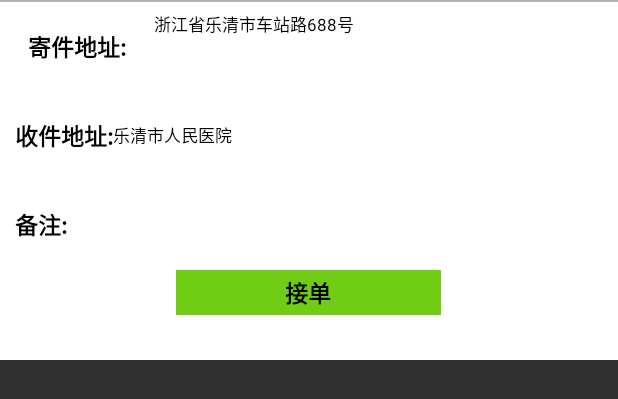
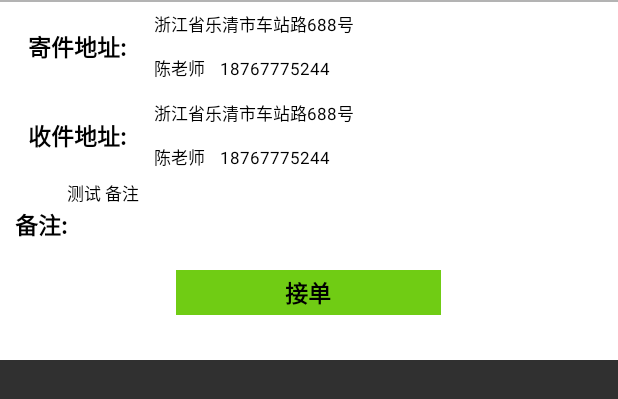
Before and after one commit to zhengyi321/GoToPaoTui, an Android app: the layout fragment_activity_main_getorder_xrv_item_lly.xml on its own in the app's theme, with its tools: preview values and no code run, on a phone screen of 412 x 824 dp. Shown: the top 399 px of the screen. Run offline under Robolectric (Android 15) with nearby library versions, the phone set to English and light mode, and no system bars.

Commit message:
修改了自动接单 的layout

```diff
--- a/app/src/main/java/com/zoutu/gotopaotui/ActivityMain/FragmentGetOrder/MainGetOrderFragmentRecycleViewAdapter.java
+++ b/app/src/main/java/com/zoutu/gotopaotui/ActivityMain/FragmentGetOrder/MainGetOrderFragmentRecycleViewAdapter.java
@@ -7,6 +7,7 @@ import android.view.LayoutInflater;
 import android.view.View;
 import android.view.ViewGroup;
 import android.widget.RelativeLayout;
+import android.widget.TextView;
 
 import com.zoutu.gotolibrary.Bean.AngleGetOrderBean;
 import com.zoutu.gotopaotui.NetWork.AngleOrderNetWorks;
@@ -49,6 +50,12 @@ public class MainGetOrderFragmentRecycleViewAdapter extends RecyclerView.Adapter
     @Override
     public void onBindViewHolder(ItemViewHolder holder, int position) {
         holder.pos = position;
+        holder.tvMainGetOrderXRVItemToAddr.setText(list.get(position).getClientaddrAddr());
+        holder.tvMainGetOrderXRVItemToName.setText(list.get(position).getClientaddrName());
+        holder.tvMainGetOrderXRVItemToTel.setText(list.get(position).getClientaddrTel());
+        holder.tvMainGetOrderXRVItemGetAddr.setText(list.get(position).getClientaddrAddr1());
+        holder.tvMainGetOrderXRVItemToAddr.setText(list.get(position).getClientaddr1Name());
+        holder.tvMainGetOrderXRVItemToAddr.setText(list.get(position).getLientaddr1Tel());
     }
 
     @Override
@@ -59,6 +66,19 @@ public class MainGetOrderFragmentRecycleViewAdapter extends RecyclerView.Adapter
 
     public class ItemViewHolder extends RecyclerView.ViewHolder{
         int pos = 0;
+        @BindView(R.id.tv_main_getorder_xrv_item_toaddr)
+        TextView tvMainGetOrderXRVItemToAddr;
+        @BindView(R.id.tv_main_getorder_xrv_item_toname)
+        TextView tvMainGetOrderXRVItemToName;
+        @BindView(R.id.tv_main_getorder_xrv_item_totel)
+        TextView tvMainGetOrderXRVItemToTel;
+        @BindView(R.id.tv_main_getorder_xrv_item_getaddr)
+        TextView tvMainGetOrderXRVItemGetAddr;
+        @BindView(R.id.tv_main_getorder_xrv_item_getname)
+        TextView tvMainGetOrderXRVItemGetName;
+        @BindView(R.id.tv_main_getorder_xrv_item_gettel)
+        TextView tvMainGetOrderXRVItemGetTel;
+        /*接单并提交*/
         @BindView(R.id.rly_main_getorder_getordersubmit)
         RelativeLayout rlyMainGetOrderGetOrderSubmit;
         @OnClick(R.id.rly_main_getorder_getordersubmit)
@@ -66,6 +86,7 @@ public class MainGetOrderFragmentRecycleViewAdapter extends RecyclerView.Adapter
             AngleOrderNetWorks angleOrderNetWorks = new AngleOrderNetWorks();
            /* angleOrderNetWorks.getOrderFromNet(list.get(pos));*/
         }
+        /*接单并提交*/
 
         public ItemViewHolder(View view){
             super(view);
--- a/app/src/main/res/layout/fragment_activity_main_getorder_xrv_item_lly.xml
+++ b/app/src/main/res/layout/fragment_activity_main_getorder_xrv_item_lly.xml
@@ -57,11 +57,28 @@
                 android:layout_width="match_parent"
                 android:layout_height="@dimen/zero"
                 android:layout_weight="1"
+                android:orientation="horizontal"
                 >
+
                 <TextView
+                    android:id="@+id/tv_main_getorder_xrv_item_toname"
                     android:layout_width="wrap_content"
                     android:layout_height="wrap_content"
-
+                    android:text="陈老师"
+                    android:textSize="@dimen/dimen_main_getorder_content_content_word_size"
+                    android:textColor="@color/main_getorder_content_word_black_bg"
+                    android:layout_gravity="center_vertical"
+                    />
+                <TextView
+                    android:id="@+id/tv_main_getorder_xrv_item_totel"
+                    android:layout_width="wrap_content"
+                    android:layout_height="wrap_content"
+                    android:text="18767775244"
+                    android:textSize="@dimen/dimen_main_getorder_content_content_word_size"
+                    android:textColor="@color/main_getorder_content_word_black_bg"
+                    android:layout_span="2"
+                    android:layout_marginLeft="@dimen/dimen_main_getorder_content_margin_left_size"
+                    android:layout_gravity="center_vertical"
                     />
 
             </LinearLayout>
@@ -74,8 +91,12 @@
         android:layout_height="@dimen/zero"
         android:layout_weight="1"
         >
+        <RelativeLayout
+            android:layout_width="@dimen/zero"
+            android:layout_height="match_parent"
+            android:layout_weight="1"
+            >
         <TextView
-
             android:layout_width="wrap_content"
             android:layout_height="wrap_content"
             android:text="@string/getaddr"
@@ -84,24 +105,70 @@
             android:textColor="@color/main_getorder_topbar_black_word_size"
             android:textStyle="bold"
             android:layout_marginLeft="@dimen/dimen_main_getorder_content_margin_left_size"
+            android:layout_centerInParent="true"
             />
-        <TextView
-            android:id="@+id/tv_main_getorder_xrv_item_getaddr"
-            android:layout_width="wrap_content"
-            android:layout_height="wrap_content"
-            android:text="乐清市人民医院"
-            android:textColor="@color/main_getorder_content_word_black_bg"
-            android:textSize="@dimen/dimen_main_getorder_content_content_word_size"
-            android:layout_gravity="center_vertical"
-            />
+        </RelativeLayout>
+        <LinearLayout
+            android:layout_width="@dimen/zero"
+            android:layout_height="match_parent"
+            android:layout_weight="3"
+            android:orientation="vertical"
+            >
+            <LinearLayout
+                android:layout_width="match_parent"
+                android:layout_height="@dimen/zero"
+                android:layout_weight="1"
+                >
+                <TextView
+                    android:id="@+id/tv_main_getorder_xrv_item_getaddr"
+                    android:layout_width="wrap_content"
+                    android:layout_height="wrap_content"
+                    android:text="浙江省乐清市车站路688号"
+                    android:textColor="@color/main_getorder_content_word_black_bg"
+                    android:textSize="@dimen/dimen_main_getorder_content_content_word_size"
+                    android:layout_gravity="center_vertical"
+                    />
+
+            </LinearLayout>
+            <LinearLayout
+                android:layout_width="match_parent"
+                android:layout_height="@dimen/zero"
+                android:layout_weight="1"
+                android:orientation="horizontal"
+                >
+
+                <TextView
+                    android:id="@+id/tv_main_getorder_xrv_item_getname"
+                    android:layout_width="wrap_content"
+                    android:layout_height="wrap_content"
+                    android:text="陈老师"
+                    android:textSize="@dimen/dimen_main_getorder_content_content_word_size"
+                    android:textColor="@color/main_getorder_content_word_black_bg"
+                    android:layout_gravity="center_vertical"
+                    />
+                <TextView
+                    android:id="@+id/tv_main_getorder_xrv_item_gettel"
+                    android:layout_width="wrap_content"
+                    android:layout_height="wrap_content"
+                    android:text="18767775244"
+                    android:textSize="@dimen/dimen_main_getorder_content_content_word_size"
+                    android:textColor="@color/main_getorder_content_word_black_bg"
+                    android:layout_span="2"
+                    android:layout_marginLeft="@dimen/dimen_main_getorder_content_margin_left_size"
+                    android:layout_gravity="center_vertical"
+                    />
+
+            </LinearLayout>
+
+        </LinearLayout>
     </LinearLayout>
     <LinearLayout
         android:layout_width="match_parent"
         android:layout_height="@dimen/zero"
         android:layout_weight="1"
+        android:orientation="horizontal"
         >
         <TextView
-
             android:layout_width="wrap_content"
             android:layout_height="wrap_content"
             android:text="@string/remark"
@@ -110,6 +177,15 @@
             android:textColor="@color/main_getorder_topbar_black_word_size"
             android:textStyle="bold"
             android:layout_marginLeft="@dimen/dimen_main_getorder_content_margin_left_size"
+            />
+        <TextView
+            android:id="@+id/tv_main_getorder_xrv_item_remark"
+            android:layout_width="match_parent"
+            android:layout_height="match_parent"
+            android:text="测试 备注"
+            android:textColor="@color/main_getorder_content_word_black_bg"
+            android:textSize="@dimen/dimen_main_getorder_content_content_word_size"
+
             />
     </LinearLayout>
     <LinearLayout
@@ -126,6 +202,7 @@
             >
 
         </RelativeLayout>
+
         <RelativeLayout
             android:id="@+id/rly_main_getorder_getordersubmit"
             android:layout_width="@dimen/zero"
@@ -145,6 +222,7 @@
                 android:layout_centerInParent="true"
                 />
         </RelativeLayout>
+
         <RelativeLayout
             android:layout_width="@dimen/zero"
             android:layout_height="match_parent"
--- a/build.gradle
+++ b/build.gradle
@@ -5,7 +5,7 @@ buildscript {
         jcenter()
     }
     dependencies {
-        classpath 'com.android.tools.build:gradle:2.2.2'
+        classpath 'com.android.tools.build:gradle:2.2.3'
         /*最新版本的butterknife*/
         classpath 'com.neenbedankt.gradle.plugins:android-apt:1.8'
         /*最新版本的butterknife*/
```
